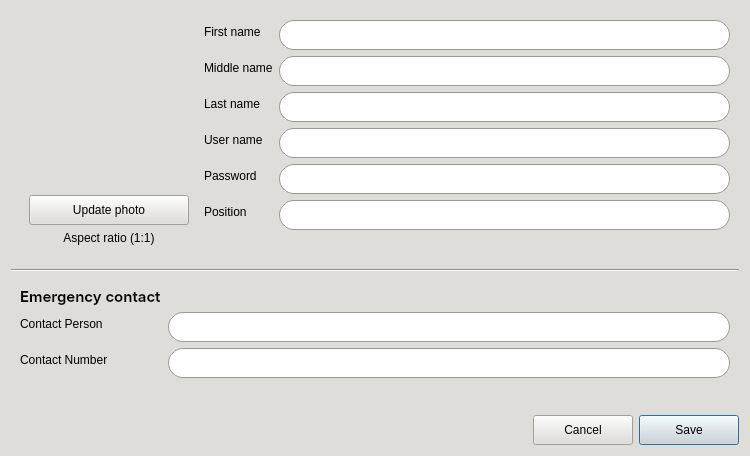
First picture: the form in CAI_PyQt/CAI_Admin/UI/FormAddNewUser.ui, repository CPG19040/CPG19040, before the edit.
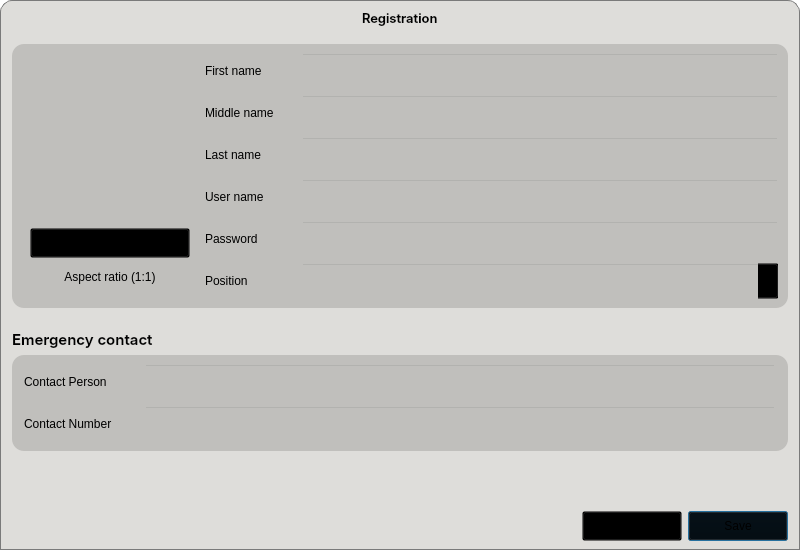
Second picture: the form after the edit. Icons and pictures are not drawn.

What changed in the file:
```diff
--- a/CAI_PyQt/CAI_Admin/UI/FormAddNewUser.ui
+++ b/CAI_PyQt/CAI_Admin/UI/FormAddNewUser.ui
@@ -6,20 +6,20 @@
    <rect>
     <x>0</x>
     <y>0</y>
-    <width>750</width>
-    <height>456</height>
+    <width>800</width>
+    <height>550</height>
    </rect>
   </property>
   <property name="minimumSize">
    <size>
     <width>750</width>
-    <height>456</height>
+    <height>550</height>
    </size>
   </property>
   <property name="maximumSize">
    <size>
-    <width>750</width>
-    <height>456</height>
+    <width>800</width>
+    <height>550</height>
    </size>
   </property>
   <property name="windowTitle">
@@ -27,10 +27,14 @@
   </property>
   <property name="styleSheet">
    <string notr="true">* {
-	background-color: rgb(222, 221, 218); 
+	background-color: transparent;
 	color: black;
 }
 
+#widget_profile_pic, #grp_info {
+	background-color: transparent;
+}
+
 *[class=&quot;button-normal&quot;] {
 	font: 10pt &quot;Inter&quot;;
 	background: qlineargradient(x1:0, y1:0, x2:0, y2:1, 
@@ -88,32 +92,52 @@
     opacity: 0.6;
 }
 
-QLineEdit {
-	background-color: rgb(255, 255, 255); 
-	border-radius: 15px;
+*[class=&quot;input-field&quot;] {
+	background-color: transparent;
+}
+
+*[class=&quot;input-field&quot;] QLineEdit {
+	background-color: #ffffff;
 	border: 1px solid #999;
-	padding: 0px 15px;
+	border-left: none;
+	border-top-right-radius: 18px;
+	border-bottom-right-radius: 18px;
+	padding: 0px 8px;
+	color: black;
 }
 
-QComboBox {
-    border: 1px solid #999;
-    border-radius: 15px; /* Fully rounded pills */
-    padding: 0px 15px 0px;
-    background-color: #ffffff;
-    color: #333333;
-    font: 10pt &quot;Inter Medium&quot;; /* Consolidated font settings */
-    selection-background-color: #7eb4d7;
+*[class=&quot;input-field&quot;] QLabel {
+	background-color: #d2d2d2;
+	border-left: 1px solid #999;
+	border-top: 1px solid #999;
+	border-bottom: 1px solid #999;
+	border-right: none;
+	border-top-left-radius: 18px;
+	border-bottom-left-radius: 18px;
+	padding-left: 8px;
+	color: black;
 }
 
-QComboBox:focus, QLineEdit:focus {
-    border: 1px solid #007BFF;
+*[class=&quot;input-field&quot;] QComboBox {
+	background-color: #FFF;
+	border: 1px solid #999;
+	border-left: none;
+	border-top-right-radius: 18px;
+	border-bottom-right-radius: 18px;
+	padding-left: 8px;
+	color: black;
 }
 
-QComboBox:hover, QLineEdit:hover {
+*[class=&quot;input-field&quot;] QComboBox:focus {
+	border: 1px solid #007BFF;
+}
+
+*[class=&quot;input-field&quot;] QLineEdit:hover,
+*[class=&quot;input-field&quot;] QComboBox:hover {
     border: 1px solid #3498db;
 }
 
-QComboBox::drop-down {
+*[class=&quot;input-field&quot;] QComboBox::drop-down {
     subcontrol-origin: padding;
     subcontrol-position: top right;
     width: 30px;
@@ -123,14 +147,14 @@
     border-bottom-right-radius: 15px;
 }
 
-QComboBox::down-arrow {
+*[class=&quot;input-field&quot;] QComboBox::down-arrow {
     image: url(:/Images/Images/caret-down.png);
     border: none;
     width: 8px;
     height: 8px;
 }
 
-QComboBox QAbstractItemView {
+*[class=&quot;input-field&quot;] QComboBox QAbstractItemView {
     background-color: white !important;
     border: 1px solid #999;
     selection-background-color: #7eb4d7;
@@ -138,7 +162,7 @@
     outline: 0; /* Removes the ugly dotted focus border */
 }
 
-QComboBox QAbstractItemView::item {
+*[class=&quot;input-field&quot;] QComboBox QAbstractItemView::item {
     padding: 0px 15px;
     border-radius: 4px;
     color: #333333;
@@ -150,42 +174,280 @@
     color: #ffffff;
 }</string>
   </property>
+  <layout class="QVBoxLayout" name="verticalLayout_2">
+   <property name="spacing">
+    <number>0</number>
+   </property>
+   <property name="leftMargin">
+    <number>0</number>
+   </property>
+   <property name="topMargin">
+    <number>0</number>
+   </property>
+   <property name="rightMargin">
+    <number>0</number>
+   </property>
+   <property name="bottomMargin">
+    <number>0</number>
+   </property>
+   <item>
+    <widget class="QFrame" name="frame_header">
+     <property name="minimumSize">
+      <size>
+       <width>0</width>
+       <height>35</height>
+      </size>
+     </property>
+     <property name="maximumSize">
+      <size>
+       <width>16777215</width>
+       <height>35</height>
+      </size>
+     </property>
+     <property name="mouseTracking">
+      <bool>true</bool>
+     </property>
+     <property name="styleSheet">
+      <string notr="true">#frame_header {
+	background-color: #deddda;
+	border-top-left-radius: 12px;
+	border-top-right-radius: 12px;
+	border: 1px solid #7a7a7a;
+	border-bottom: none;
+}</string>
+     </property>
+     <property name="frameShape">
+      <enum>QFrame::StyledPanel</enum>
+     </property>
+     <property name="frameShadow">
+      <enum>QFrame::Raised</enum>
+     </property>
+     <layout class="QHBoxLayout" name="horizontalLayout_6">
+      <property name="spacing">
+       <number>6</number>
+      </property>
+      <property name="leftMargin">
+       <number>9</number>
+      </property>
+      <property name="topMargin">
+       <number>0</number>
+      </property>
+      <property name="rightMargin">
+       <number>9</number>
+      </property>
+      <property name="bottomMargin">
+       <number>0</number>
+      </property>
+      <item>
+       <widget class="QWidget" name="widget_window_icon" native="true">
+        <property name="minimumSize">
+         <size>
+          <width>54</width>
+          <height>35</height>
+         </size>
+        </property>
+        <property name="maximumSize">
+         <size>
+          <width>54</width>
+          <height>35</height>
+         </size>
+        </property>
+        <property name="styleSheet">
+         <string notr="true">background: transparent;</string>
+        </property>
+        <layout class="QHBoxLayout" name="horizontalLayout_4">
+         <property name="leftMargin">
+          <number>0</number>
+         </property>
+         <property name="topMargin">
+          <number>0</number>
+         </property>
+         <property name="rightMargin">
+          <number>0</number>
+         </property>
+         <property name="bottomMargin">
+          <number>0</number>
+         </property>
+        </layout>
+       </widget>
+      </item>
+      <item>
+       <spacer name="horizontalSpacer_6">
+        <property name="orientation">
+         <enum>Qt::Horizontal</enum>
+        </property>
+        <property name="sizeHint" stdset="0">
+         <size>
+          <width>40</width>
+          <height>20</height>
+         </size>
+        </property>
+       </spacer>
+      </item>
+      <item>
+       <widget class="QLabel" name="label_windowTitle">
+        <property name="font">
+         <font>
+          <family>Inter SemiBold</family>
+          <pointsize>10</pointsize>
+          <weight>50</weight>
+          <italic>false</italic>
+          <bold>false</bold>
+         </font>
+        </property>
+        <property name="styleSheet">
+         <string notr="true">background: transparent;
+color: rgb(0, 0, 0);
+font: 10pt &quot;Inter SemiBold&quot;;</string>
+        </property>
+        <property name="text">
+         <string>Registration</string>
+        </property>
+       </widget>
+      </item>
+      <item>
+       <spacer name="horizontalSpacer_5">
+        <property name="orientation">
+         <enum>Qt::Horizontal</enum>
+        </property>
+        <property name="sizeHint" stdset="0">
+         <size>
+          <width>40</width>
+          <height>20</height>
+         </size>
+        </property>
+       </spacer>
+      </item>
+      <item>
+       <widget class="QPushButton" name="btnMinimize">
+        <property name="minimumSize">
+         <size>
+          <width>24</width>
+          <height>24</height>
+         </size>
+        </property>
+        <property name="maximumSize">
+         <size>
+          <width>24</width>
+          <height>24</height>
+         </size>
+        </property>
+        <property name="cursor">
+         <cursorShape>PointingHandCursor</cursorShape>
+        </property>
+        <property name="styleSheet">
+         <string notr="true">#btnMinimize {
+	border-radius: 12px;
+	background-color: transparent;
+}
+
+#btnMinimize:hover {
+	background-color: rgb(248, 228, 92);
+}</string>
+        </property>
+        <property name="text">
+         <string/>
+        </property>
+        <property name="icon">
+         <iconset resource="../resources.qrc">
+          <normaloff>:/Images/Images/minimize-sign.png</normaloff>:/Images/Images/minimize-sign.png</iconset>
+        </property>
+        <property name="iconSize">
+         <size>
+          <width>12</width>
+          <height>12</height>
+         </size>
+        </property>
+       </widget>
+      </item>
+      <item>
+       <widget class="QPushButton" name="btnClose">
+        <property name="minimumSize">
+         <size>
+          <width>24</width>
+          <height>24</height>
+         </size>
+        </property>
+        <property name="maximumSize">
+         <size>
+          <width>24</width>
+          <height>24</height>
+         </size>
+        </property>
+        <property name="cursor">
+         <cursorShape>PointingHandCursor</cursorShape>
+        </property>
+        <property name="styleSheet">
+         <string notr="true">#btnClose {
+	border-radius: 12px;
+	background-color: transparent;
+}
+
+#btnClose:hover {
+	background-color: rgb(246, 97, 81);
+}</string>
+        </property>
+        <property name="text">
+         <string/>
+        </property>
+        <property name="icon">
+         <iconset resource="../resources.qrc">
+          <normaloff>:/Images/Images/clear.png</normaloff>:/Images/Images/clear.png</iconset>
+        </property>
+       </widget>
+      </item>
+     </layout>
+    </widget>
+   </item>
+   <item>
+    <widget class="QWidget" name="widget_body" native="true">
+     <property name="styleSheet">
+      <string notr="true">#widget_body {
+	background-color: #deddda;
+	border: 1px solid #7a7a7a;
+	border-top: none;
+}</string>
+     </property>
   <layout class="QVBoxLayout" name="verticalLayout">
+      <property name="spacing">
+       <number>6</number>
+      </property>
+      <property name="leftMargin">
+       <number>12</number>
+      </property>
+      <property name="rightMargin">
+       <number>12</number>
+      </property>
    <item>
     <widget class="QWidget" name="widget" native="true">
      <property name="styleSheet">
-      <string notr="true"/>
+         <string notr="true">#widget {
+	background-color:  rgb(192, 191, 188);
+	border-radius: 12px;
+}</string>
      </property>
      <layout class="QHBoxLayout" name="horizontalLayout">
-      <item>
-       <widget class="QWidget" name="widget_3" native="true">
-        <layout class="QGridLayout" name="gridLayout">
-         <item row="1" column="0">
-          <widget class="QPushButton" name="btnUploadPhoto">
-           <property name="minimumSize">
-            <size>
-             <width>0</width>
-             <height>30</height>
-            </size>
-           </property>
-           <property name="maximumSize">
-            <size>
-             <width>16777215</width>
-             <height>30</height>
-            </size>
-           </property>
-           <property name="cursor">
-            <cursorShape>PointingHandCursor</cursorShape>
-           </property>
-           <property name="text">
-            <string>Update photo</string>
-           </property>
-           <property name="class" stdset="0">
-            <string>button-normal</string>
+         <property name="leftMargin">
+          <number>9</number>
+         </property>
+         <property name="topMargin">
+          <number>9</number>
+         </property>
+         <property name="rightMargin">
+          <number>9</number>
+         </property>
+         <property name="bottomMargin">
+          <number>9</number>
+         </property>
+         <item>
+          <widget class="QWidget" name="widget_profile_pic" native="true">
+           <property name="styleSheet">
+            <string notr="true">QLabel {
+	background: transparent;
+}</string>
            </property>
-          </widget>
-         </item>
-         <item row="0" column="0">
+           <layout class="QVBoxLayout" name="verticalLayout_3">
+            <item>
           <widget class="QLabel" name="label_profile_pic">
            <property name="minimumSize">
             <size>
@@ -213,7 +475,32 @@
            </property>
           </widget>
          </item>
-         <item row="2" column="0">
+            <item>
+             <widget class="QPushButton" name="btnUploadPhoto">
+              <property name="minimumSize">
+               <size>
+                <width>0</width>
+                <height>30</height>
+               </size>
+              </property>
+              <property name="maximumSize">
+               <size>
+                <width>16777215</width>
+                <height>30</height>
+               </size>
+              </property>
+              <property name="cursor">
+               <cursorShape>PointingHandCursor</cursorShape>
+              </property>
+              <property name="text">
+               <string>Update photo</string>
+              </property>
+              <property name="class" stdset="0">
+               <string>button-normal</string>
+              </property>
+             </widget>
+            </item>
+            <item>
           <widget class="QLabel" name="label_25">
            <property name="text">
             <string>Aspect ratio (1:1)</string>
@@ -228,7 +515,7 @@
       </item>
       <item>
        <widget class="QWidget" name="grp_info" native="true">
-        <layout class="QFormLayout" name="formLayout_3">
+           <layout class="QVBoxLayout" name="verticalLayout_5">
          <property name="leftMargin">
           <number>0</number>
          </property>
@@ -241,19 +528,64 @@
          <property name="bottomMargin">
           <number>0</number>
          </property>
-         <item row="0" column="0">
+            <item>
+             <widget class="QWidget" name="widget_4" native="true">
+              <property name="minimumSize">
+               <size>
+                <width>100</width>
+                <height>0</height>
+               </size>
+              </property>
+              <property name="class" stdset="0">
+               <string>input-field</string>
+              </property>
+              <layout class="QHBoxLayout" name="horizontalLayout_7">
+               <property name="spacing">
+                <number>0</number>
+               </property>
+               <property name="leftMargin">
+                <number>0</number>
+               </property>
+               <property name="topMargin">
+                <number>0</number>
+               </property>
+               <property name="rightMargin">
+                <number>0</number>
+               </property>
+               <property name="bottomMargin">
+                <number>0</number>
+               </property>
+               <item>
           <widget class="QLabel" name="label_8">
+                 <property name="minimumSize">
+                  <size>
+                   <width>96</width>
+                   <height>36</height>
+                  </size>
+                 </property>
+                 <property name="maximumSize">
+                  <size>
+                   <width>16777215</width>
+                   <height>36</height>
+                  </size>
+                 </property>
            <property name="text">
             <string>First name</string>
            </property>
           </widget>
          </item>
-         <item row="0" column="1">
+               <item>
           <widget class="QLineEdit" name="lineEdit_firstname">
            <property name="minimumSize">
             <size>
              <width>0</width>
-             <height>30</height>
+                   <height>36</height>
+                  </size>
+                 </property>
+                 <property name="maximumSize">
+                  <size>
+                   <width>16777215</width>
+                   <height>36</height>
             </size>
            </property>
            <property name="styleSheet">
@@ -261,19 +593,67 @@
            </property>
           </widget>
          </item>
-         <item row="1" column="0">
+              </layout>
+             </widget>
+            </item>
+            <item>
+             <widget class="QWidget" name="widget_5" native="true">
+              <property name="minimumSize">
+               <size>
+                <width>100</width>
+                <height>0</height>
+               </size>
+              </property>
+              <property name="class" stdset="0">
+               <string>input-field</string>
+              </property>
+              <layout class="QHBoxLayout" name="horizontalLayout_8">
+               <property name="spacing">
+                <number>0</number>
+               </property>
+               <property name="leftMargin">
+                <number>0</number>
+               </property>
+               <property name="topMargin">
+                <number>0</number>
+               </property>
+               <property name="rightMargin">
+                <number>0</number>
+               </property>
+               <property name="bottomMargin">
+                <number>0</number>
+               </property>
+               <item>
           <widget class="QLabel" name="label_9">
+                 <property name="minimumSize">
+                  <size>
+                   <width>96</width>
+                   <height>36</height>
+                  </size>
+                 </property>
+                 <property name="maximumSize">
+                  <size>
+                   <width>16777215</width>
+                   <height>36</height>
+                  </size>
+                 </property>
            <property name="text">
             <string>Middle name</string>
            </property>
           </widget>
          </item>
-         <item row="1" column="1">
+               <item>
           <widget class="QLineEdit" name="lineEdit_middlename">
            <property name="minimumSize">
             <size>
              <width>0</width>
-             <height>30</height>
+                   <height>36</height>
+                  </size>
+                 </property>
+                 <property name="maximumSize">
+                  <size>
+                   <width>16777215</width>
+                   <height>36</height>
             </size>
            </property>
            <property name="styleSheet">
@@ -281,19 +661,67 @@
            </property>
           </widget>
          </item>
-         <item row="2" column="0">
+              </layout>
+             </widget>
+            </item>
+            <item>
+             <widget class="QWidget" name="widget_6" native="true">
+              <property name="minimumSize">
+               <size>
+                <width>100</width>
+                <height>0</height>
+               </size>
+              </property>
+              <property name="class" stdset="0">
+               <string>input-field</string>
+              </property>
+              <layout class="QHBoxLayout" name="horizontalLayout_9">
+               <property name="spacing">
+                <number>0</number>
+               </property>
+               <property name="leftMargin">
+                <number>0</number>
+               </property>
+               <property name="topMargin">
+                <number>0</number>
+               </property>
+               <property name="rightMargin">
+                <number>0</number>
+               </property>
+               <property name="bottomMargin">
+                <number>0</number>
+               </property>
+               <item>
           <widget class="QLabel" name="label_10">
+                 <property name="minimumSize">
+                  <size>
+                   <width>96</width>
+                   <height>36</height>
+                  </size>
+                 </property>
+                 <property name="maximumSize">
+                  <size>
+                   <width>16777215</width>
+                   <height>36</height>
+                  </size>
+                 </property>
            <property name="text">
             <string>Last name</string>
            </property>
           </widget>
          </item>
-         <item row="2" column="1">
+               <item>
           <widget class="QLineEdit" name="lineEdit_lastname">
            <property name="minimumSize">
             <size>
              <width>0</width>
-             <height>30</height>
+                   <height>36</height>
+                  </size>
+                 </property>
+                 <property name="maximumSize">
+                  <size>
+                   <width>16777215</width>
+                   <height>36</height>
             </size>
            </property>
            <property name="styleSheet">
@@ -301,19 +729,67 @@
            </property>
           </widget>
          </item>
-         <item row="3" column="0">
+              </layout>
+             </widget>
+            </item>
+            <item>
+             <widget class="QWidget" name="widget_7" native="true">
+              <property name="minimumSize">
+               <size>
+                <width>100</width>
+                <height>0</height>
+               </size>
+              </property>
+              <property name="class" stdset="0">
+               <string>input-field</string>
+              </property>
+              <layout class="QHBoxLayout" name="horizontalLayout_10">
+               <property name="spacing">
+                <number>0</number>
+               </property>
+               <property name="leftMargin">
+                <number>0</number>
+               </property>
+               <property name="topMargin">
+                <number>0</number>
+               </property>
+               <property name="rightMargin">
+                <number>0</number>
+               </property>
+               <property name="bottomMargin">
+                <number>0</number>
+               </property>
+               <item>
           <widget class="QLabel" name="label_11">
+                 <property name="minimumSize">
+                  <size>
+                   <width>96</width>
+                   <height>36</height>
+                  </size>
+                 </property>
+                 <property name="maximumSize">
+                  <size>
+                   <width>16777215</width>
+                   <height>36</height>
+                  </size>
+                 </property>
            <property name="text">
             <string>User name</string>
            </property>
           </widget>
          </item>
-         <item row="3" column="1">
+               <item>
           <widget class="QLineEdit" name="lineEdit_username">
            <property name="minimumSize">
             <size>
              <width>0</width>
-             <height>30</height>
+                   <height>36</height>
+                  </size>
+                 </property>
+                 <property name="maximumSize">
+                  <size>
+                   <width>16777215</width>
+                   <height>36</height>
             </size>
            </property>
            <property name="styleSheet">
@@ -321,19 +797,67 @@
            </property>
           </widget>
          </item>
-         <item row="4" column="0">
+              </layout>
+             </widget>
+            </item>
+            <item>
+             <widget class="QWidget" name="widget_8" native="true">
+              <property name="minimumSize">
+               <size>
+                <width>100</width>
+                <height>0</height>
+               </size>
+              </property>
+              <property name="class" stdset="0">
+               <string>input-field</string>
+              </property>
+              <layout class="QHBoxLayout" name="horizontalLayout_11">
+               <property name="spacing">
+                <number>0</number>
+               </property>
+               <property name="leftMargin">
+                <number>0</number>
+               </property>
+               <property name="topMargin">
+                <number>0</number>
+               </property>
+               <property name="rightMargin">
+                <number>0</number>
+               </property>
+               <property name="bottomMargin">
+                <number>0</number>
+               </property>
+               <item>
           <widget class="QLabel" name="label_12">
+                 <property name="minimumSize">
+                  <size>
+                   <width>96</width>
+                   <height>36</height>
+                  </size>
+                 </property>
+                 <property name="maximumSize">
+                  <size>
+                   <width>16777215</width>
+                   <height>36</height>
+                  </size>
+                 </property>
            <property name="text">
             <string>Password</string>
            </property>
           </widget>
          </item>
-         <item row="4" column="1">
+               <item>
           <widget class="QLineEdit" name="lineEdit_password">
            <property name="minimumSize">
             <size>
              <width>0</width>
-             <height>30</height>
+                   <height>36</height>
+                  </size>
+                 </property>
+                 <property name="maximumSize">
+                  <size>
+                   <width>16777215</width>
+                   <height>36</height>
             </size>
            </property>
            <property name="styleSheet">
@@ -344,19 +868,67 @@
            </property>
           </widget>
          </item>
-         <item row="5" column="0">
+              </layout>
+             </widget>
+            </item>
+            <item>
+             <widget class="QWidget" name="widget_9" native="true">
+              <property name="minimumSize">
+               <size>
+                <width>100</width>
+                <height>0</height>
+               </size>
+              </property>
+              <property name="class" stdset="0">
+               <string>input-field</string>
+              </property>
+              <layout class="QHBoxLayout" name="horizontalLayout_12">
+               <property name="spacing">
+                <number>0</number>
+               </property>
+               <property name="leftMargin">
+                <number>0</number>
+               </property>
+               <property name="topMargin">
+                <number>0</number>
+               </property>
+               <property name="rightMargin">
+                <number>0</number>
+               </property>
+               <property name="bottomMargin">
+                <number>0</number>
+               </property>
+               <item>
           <widget class="QLabel" name="label_13">
+                 <property name="minimumSize">
+                  <size>
+                   <width>96</width>
+                   <height>36</height>
+                  </size>
+                 </property>
+                 <property name="maximumSize">
+                  <size>
+                   <width>96</width>
+                   <height>36</height>
+                  </size>
+                 </property>
            <property name="text">
             <string>Position</string>
            </property>
           </widget>
          </item>
-         <item row="5" column="1">
+               <item>
           <widget class="QComboBox" name="comboBox_position">
            <property name="minimumSize">
             <size>
              <width>0</width>
-             <height>30</height>
+                   <height>36</height>
+                  </size>
+                 </property>
+                 <property name="maximumSize">
+                  <size>
+                   <width>16777215</width>
+                   <height>36</height>
             </size>
            </property>
            <property name="styleSheet">
@@ -373,24 +945,23 @@
      </layout>
     </widget>
    </item>
-   <item>
-    <widget class="Line" name="line">
-     <property name="orientation">
-      <enum>Qt::Horizontal</enum>
-     </property>
+        </layout>
     </widget>
    </item>
    <item>
-    <widget class="QWidget" name="widget_form_2" native="true">
-     <property name="enabled">
-      <bool>true</bool>
-     </property>
-     <property name="styleSheet">
-      <string notr="true"/>
-     </property>
-     <layout class="QFormLayout" name="formLayout_5">
-      <item row="0" column="0">
        <widget class="QLabel" name="label_24">
+        <property name="minimumSize">
+         <size>
+          <width>0</width>
+          <height>35</height>
+         </size>
+        </property>
+        <property name="maximumSize">
+         <size>
+          <width>16777215</width>
+          <height>35</height>
+         </size>
+        </property>
         <property name="font">
          <font>
           <family>Inter SemiBold</family>
@@ -402,14 +973,87 @@
         <property name="text">
          <string>Emergency contact</string>
         </property>
+        <property name="alignment">
+         <set>Qt::AlignBottom|Qt::AlignLeading|Qt::AlignLeft</set>
+        </property>
        </widget>
       </item>
-      <item row="1" column="1">
+      <item>
+       <widget class="QWidget" name="widget_emergency_contact" native="true">
+        <property name="enabled">
+         <bool>true</bool>
+        </property>
+        <property name="styleSheet">
+         <string notr="true">#widget_emergency_contact {
+	background-color: rgb(192, 191, 188);
+	border-radius: 12px;
+}</string>
+        </property>
+        <layout class="QVBoxLayout" name="verticalLayout_4">
+         <property name="leftMargin">
+          <number>12</number>
+         </property>
+         <property name="rightMargin">
+          <number>12</number>
+         </property>
+         <item>
+          <widget class="QWidget" name="widget_2" native="true">
+           <property name="minimumSize">
+            <size>
+             <width>33</width>
+             <height>30</height>
+            </size>
+           </property>
+           <property name="class" stdset="0">
+            <string>input-field</string>
+           </property>
+           <layout class="QHBoxLayout" name="horizontalLayout_3">
+            <property name="spacing">
+             <number>0</number>
+            </property>
+            <property name="leftMargin">
+             <number>0</number>
+            </property>
+            <property name="topMargin">
+             <number>0</number>
+            </property>
+            <property name="rightMargin">
+             <number>0</number>
+            </property>
+            <property name="bottomMargin">
+             <number>0</number>
+            </property>
+            <item>
+             <widget class="QLabel" name="label_22">
+              <property name="minimumSize">
+               <size>
+                <width>120</width>
+                <height>36</height>
+               </size>
+              </property>
+              <property name="maximumSize">
+               <size>
+                <width>120</width>
+                <height>36</height>
+               </size>
+              </property>
+              <property name="text">
+               <string>Contact Person</string>
+              </property>
+             </widget>
+            </item>
+            <item>
        <widget class="QLineEdit" name="txtContactPerson">
         <property name="minimumSize">
          <size>
           <width>0</width>
-          <height>30</height>
+                <height>36</height>
+               </size>
+              </property>
+              <property name="maximumSize">
+               <size>
+                <width>16777215</width>
+                <height>36</height>
          </size>
         </property>
         <property name="styleSheet">
@@ -417,19 +1061,67 @@
         </property>
        </widget>
       </item>
-      <item row="2" column="0">
+           </layout>
+          </widget>
+         </item>
+         <item>
+          <widget class="QWidget" name="widget_3" native="true">
+           <property name="minimumSize">
+            <size>
+             <width>100</width>
+             <height>0</height>
+            </size>
+           </property>
+           <property name="class" stdset="0">
+            <string>input-field</string>
+           </property>
+           <layout class="QHBoxLayout" name="horizontalLayout_5">
+            <property name="spacing">
+             <number>0</number>
+            </property>
+            <property name="leftMargin">
+             <number>0</number>
+            </property>
+            <property name="topMargin">
+             <number>0</number>
+            </property>
+            <property name="rightMargin">
+             <number>0</number>
+            </property>
+            <property name="bottomMargin">
+             <number>0</number>
+            </property>
+            <item>
        <widget class="QLabel" name="label_23">
+              <property name="minimumSize">
+               <size>
+                <width>120</width>
+                <height>36</height>
+               </size>
+              </property>
+              <property name="maximumSize">
+               <size>
+                <width>120</width>
+                <height>36</height>
+               </size>
+              </property>
         <property name="text">
          <string>Contact Number</string>
         </property>
        </widget>
       </item>
-      <item row="2" column="1">
+            <item>
        <widget class="QLineEdit" name="txtContactNum">
         <property name="minimumSize">
          <size>
           <width>0</width>
-          <height>30</height>
+                <height>36</height>
+               </size>
+              </property>
+              <property name="maximumSize">
+               <size>
+                <width>16777215</width>
+                <height>36</height>
          </size>
         </property>
         <property name="styleSheet">
@@ -437,11 +1129,7 @@
         </property>
        </widget>
       </item>
-      <item row="1" column="0">
-       <widget class="QLabel" name="label_22">
-        <property name="text">
-         <string>Contact Person</string>
-        </property>
+           </layout>
        </widget>
       </item>
      </layout>
@@ -529,6 +1217,9 @@
       </widget>
      </item>
     </layout>
+      </item>
+     </layout>
+    </widget>
    </item>
   </layout>
  </widget>
```
Left out of the diff: 2 changed lines with no effect on the pictures. Lines whose indentation alone changed are shown as unchanged.
